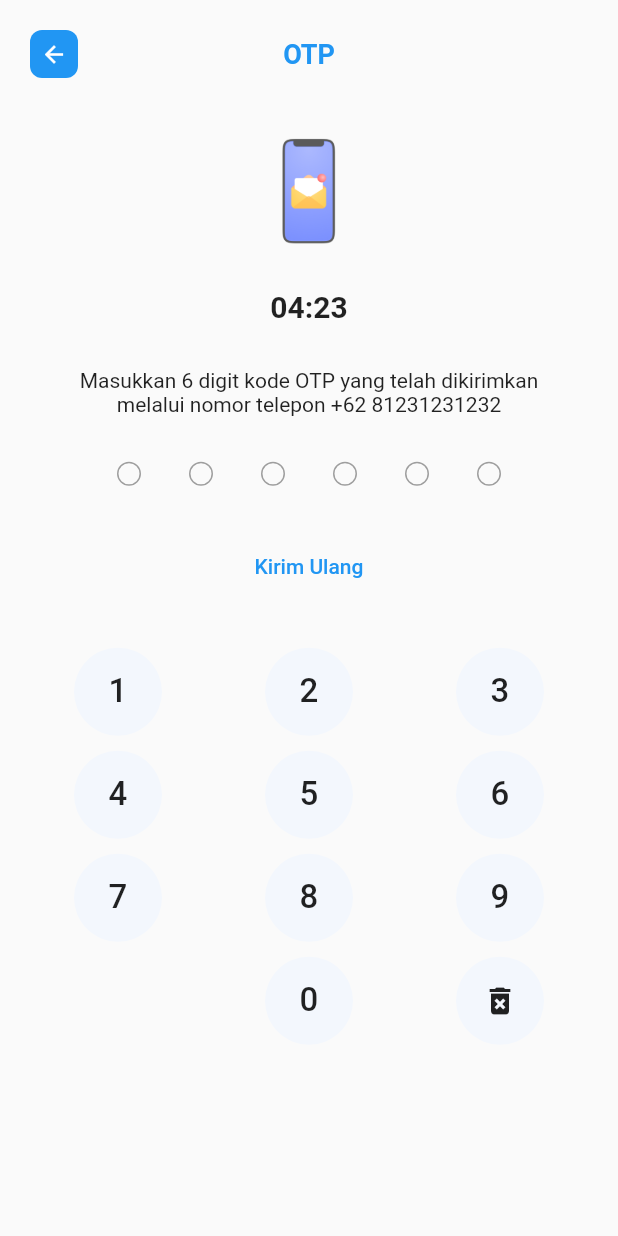
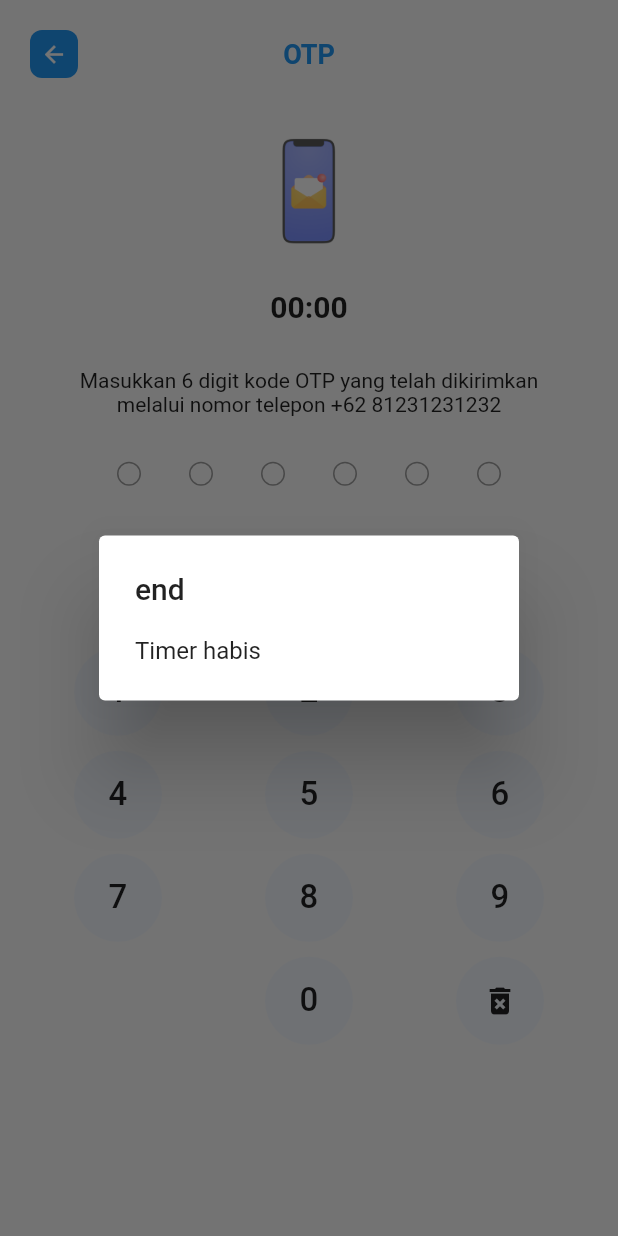
Before and after one commit to wandx/sephora, a Flutter app: the screen it shows after launch, on a phone screen of 412 x 824 dp. Run offline on Flutter 3.47's test engine with Material 2 defaults, Android fonts, the phone set to English and light mode, and no system bars.

Commit message:
add timer end action

```diff
--- a/lib/register/screens/otp_screen.dart
+++ b/lib/register/screens/otp_screen.dart
@@ -17,10 +17,9 @@ class _OtpScreenState extends State<OtpScreen> {
   Timer? _timer;
 
   late int _sisaWaktu;
-  final _totalSecond = (4 * 60) + 30;
-  // final _totalSecond = 500;
+  // final _totalSecond = (4 * 60) + 30;
 
-
+  final _totalSecond = 5;
 
   @override
   void initState() {
@@ -33,7 +32,14 @@ class _OtpScreenState extends State<OtpScreen> {
           _sisaWaktu--;
         });
 
-        if(_sisaWaktu == 0){
+        if (_sisaWaktu == 0) {
+          showDialog(
+            context: context,
+            builder: (context) => AlertDialog(
+              title: Text('end'),
+              content: Text('Timer habis'),
+            ),
+          );
           _timer!.cancel();
         }
       },
@@ -90,7 +96,7 @@ class _OtpScreenState extends State<OtpScreen> {
                 width: 70,
               ),
               const SizedBox(height: 30),
-               Text(
+              Text(
                 formatTime(_sisaWaktu),
                 style: TextStyle(
                   fontSize: 20,
```
